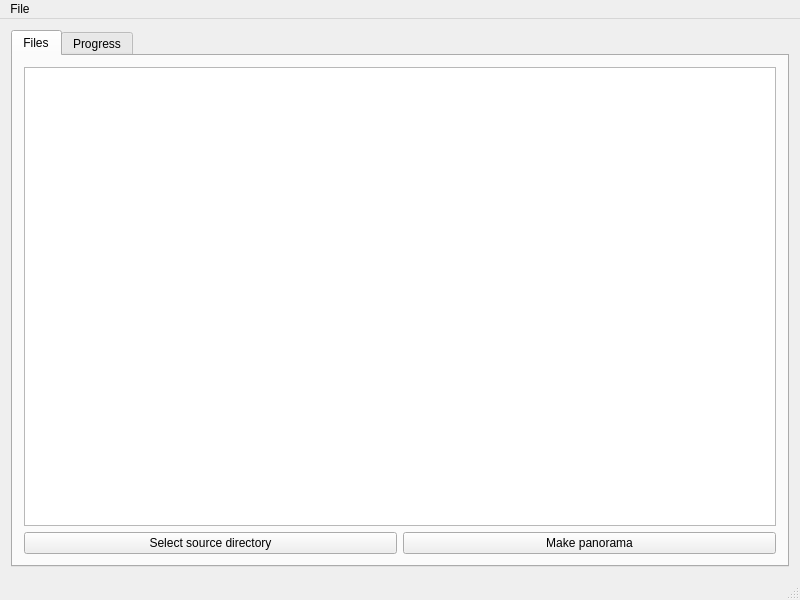
The window that mainwindow.ui (qchateau/AutoPanorama) describes before a commit, drawn with Qt 5.
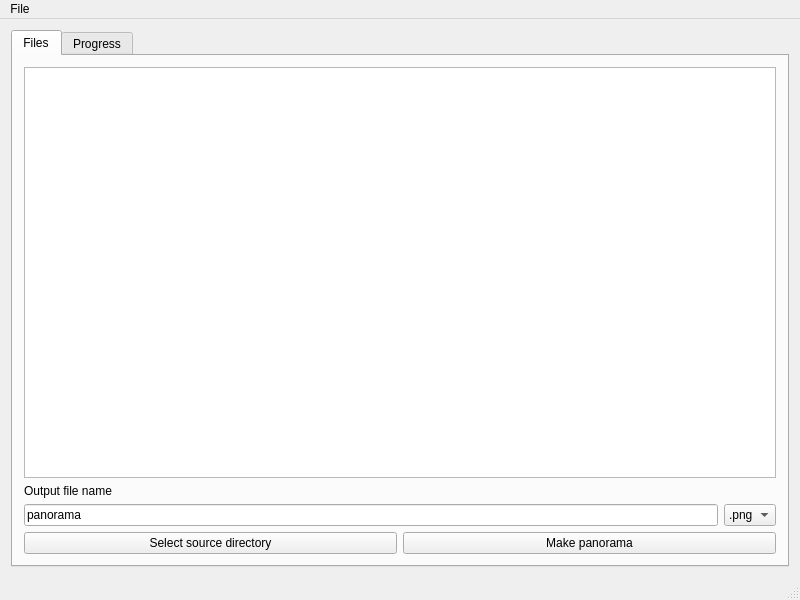
The same window after the commit.

Patch:
```diff
--- a/mainwindow.ui
+++ b/mainwindow.ui
@@ -35,6 +35,41 @@
           </attribute>
          </widget>
         </item>
+        <item>
+         <widget class="QLabel" name="output_label">
+          <property name="text">
+           <string>Output file name</string>
+          </property>
+         </widget>
+        </item>
+        <item>
+         <layout class="QHBoxLayout" name="layoutOutput">
+          <item>
+           <widget class="QLineEdit" name="output_filename_lineedit">
+            <property name="text">
+             <string>panorama</string>
+            </property>
+           </widget>
+          </item>
+          <item>
+           <widget class="QComboBox" name="extension_combobox">
+            <property name="editable">
+             <bool>false</bool>
+            </property>
+            <item>
+             <property name="text">
+              <string>.png</string>
+             </property>
+            </item>
+            <item>
+             <property name="text">
+              <string>.jpg</string>
+             </property>
+            </item>
+           </widget>
+          </item>
+         </layout>
+        </item>
         <item>
          <layout class="QHBoxLayout" name="layoutButtons">
           <item>
```
Left out of the diff: 6 changed lines with no effect on the pictures.
